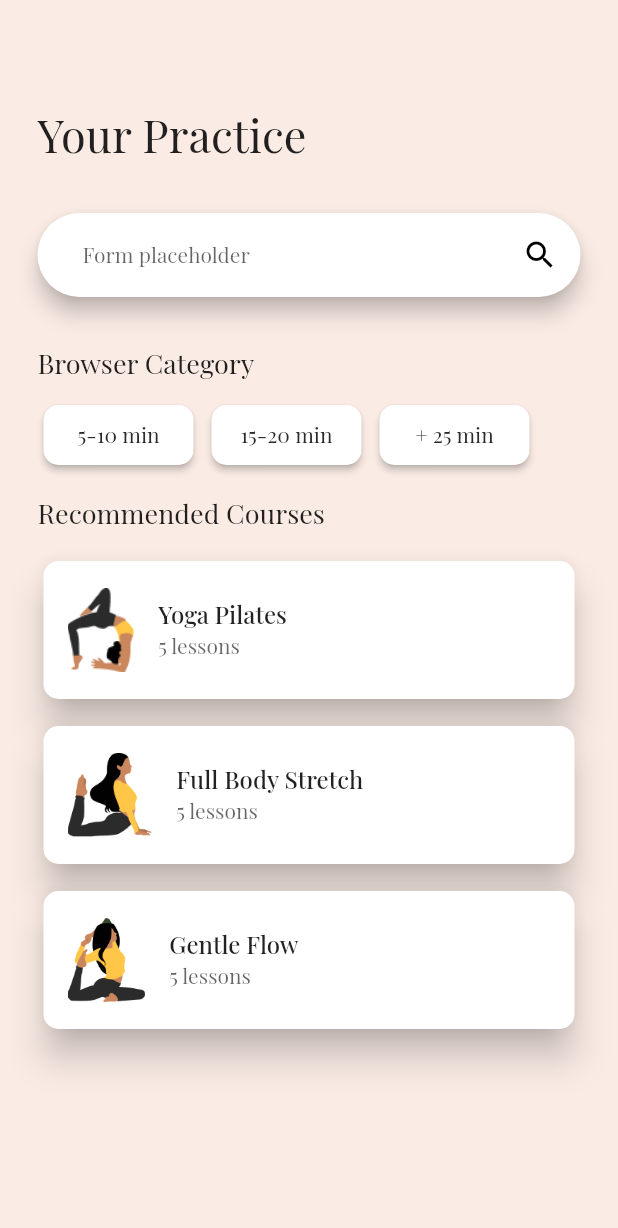
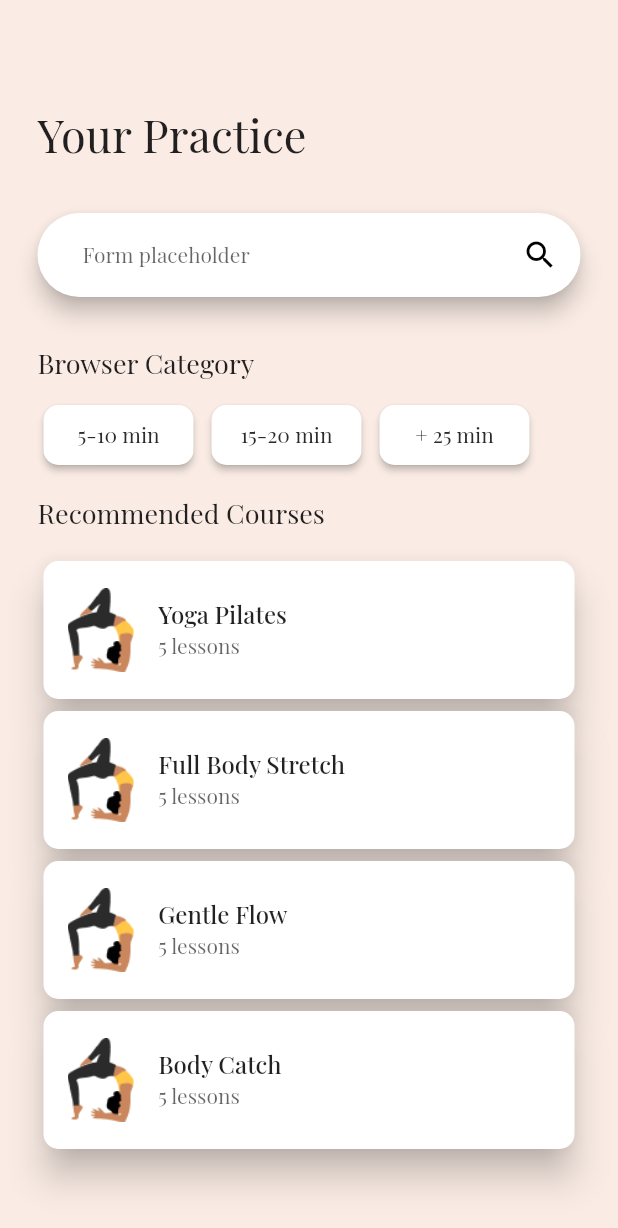
Before and after one commit to eminowam/yoga_app_flutter, a Flutter app: the screen it shows after launch, on a phone screen of 412 x 824 dp. Shown: the top 1228 px of the screen. Run offline on Flutter 3.47's test engine with Material 2 defaults, Android fonts, the light colour scheme and no system bars.

Commit message:
Cards title

```diff
--- a/lib/screen/main/main_page.dart
+++ b/lib/screen/main/main_page.dart
@@ -1,4 +1,6 @@
+import 'package:flutter/cupertino.dart';
 import 'package:flutter/material.dart';
+import 'package:yoga_ui/screen/details/detail_page.dart';
 
 import '../../color/color.dart';
 import '../../widget/main/card.dart';
@@ -23,7 +25,25 @@
               SizedBox(height: 32,),
               CategoriesState(),
               SizedBox(height: 20,),
-              YogaCards()
+              const Text(
+                "Recommended Courses",
+                style: TextStyle(fontSize: 18, fontWeight: FontWeight.w400),
+              ),
+              const  SizedBox(
+                height: 16,
+              ),
+              YogaCards(title: "Yoga Pilates", subTitle: "5 lessons",onPressed: (){
+                Navigator.push(context, CupertinoPageRoute(builder: (_)=> DetailsScreen()));
+              },),
+              YogaCards(title: "Full Body Stretch", subTitle: "5 lessons",onPressed: (){
+                Navigator.push(context, CupertinoPageRoute(builder: (_)=> DetailsScreen()));
+              },),
+              YogaCards(title: "Gentle Flow", subTitle: "5 lessons",onPressed: (){
+                Navigator.push(context, CupertinoPageRoute(builder: (_)=> DetailsScreen()));
+              },),
+              YogaCards(title: "Body Catch", subTitle: "5 lessons",onPressed: (){
+                Navigator.push(context, CupertinoPageRoute(builder: (_)=> DetailsScreen()));
+              },)
             ],
           ),
         ),
--- a/lib/widget/details/detail_widget.dart
+++ b/lib/widget/details/detail_widget.dart
@@ -11,22 +11,21 @@
       child: Container(
         child: Column(
           children: [
-            Image(image: AssetImage('assets/big_yoga.png')),
+            const Image(image: AssetImage('assets/big_yoga.png')),
             Padding(
-              padding: const EdgeInsets.only(top: 23,bottom: 20),
+              padding: const EdgeInsets.only(top: 23,),
               child: Container(
                 decoration: BoxDecoration(
                   color: Colors.white,
-                  borderRadius: BorderRadius.circular(35)
+                  borderRadius: BorderRadius.only(topLeft: Radius.circular(35))
                 ),
                 alignment: Alignment.topLeft,
                 child: Padding(
                   padding: const EdgeInsets.only(top: 23,right: 23,left: 23,bottom: 23),
                   child: Column(
-
                     crossAxisAlignment: CrossAxisAlignment.start,
                     children: [
-                      Text("Full Body Stretch",style: TextStyle(
+                      const Text("Full Body Stretch",style: TextStyle(
                         fontWeight: FontWeight.w500,fontSize: 24
                       ),),
                       SizedBox(height: 6,),
--- a/lib/widget/main/card.dart
+++ b/lib/widget/main/card.dart
@@ -3,28 +3,21 @@
 import 'package:yoga_ui/screen/details/detail_page.dart';
 
 class YogaCards extends StatelessWidget {
-  const YogaCards({super.key});
-
+  const YogaCards({super.key, required this.title, required this.subTitle, required this.onPressed});
+final String title;
+final String subTitle;
+final VoidCallback onPressed;
   @override
   Widget build(BuildContext context) {
     return Container(
       child: Column(
         crossAxisAlignment: CrossAxisAlignment.start,
         children: [
-          Text(
-            "Recommended Courses",
-            style: TextStyle(fontSize: 18, fontWeight: FontWeight.w400),
-          ),
-          SizedBox(
-            height: 16,
-          ),
     Container(
-      width: 400,
+      width: double.infinity,
       height: 100,
       child: GestureDetector(
-        onTap: () =>
-        Navigator.push(context, CupertinoPageRoute(builder: (_) => DetailsScreen())
-        ),
+        onTap: onPressed,
         child: Card(
           clipBehavior: Clip.antiAliasWithSaveLayer,
           shape: RoundedRectangleBorder(
@@ -35,12 +28,12 @@
             mainAxisAlignment: MainAxisAlignment.center,
         children: [
         ListTile(
-        leading: Image(image: AssetImage('assets/yoga.png'),),
-        title: const Text('Yoga Pilates',
-        style: TextStyle(fontSize: 16,
+        leading: const Image(image: AssetImage('assets/yoga.png'),),
+        title:  Text(title,
+        style: const TextStyle(fontSize: 16,
         fontWeight: FontWeight.w500),),
         subtitle: Text(
-        '5 lessons',
+        subTitle,
         style: TextStyle(fontSize: 14,
           fontWeight: FontWeight.w400,
           color: Colors.black.withOpacity(0.6),),
@@ -51,65 +44,6 @@
         ),
       ),
     ),
-          SizedBox(height: 10,),
-          Container(
-            width: 400,
-            height: 100,
-            child: Card(
-              clipBehavior: Clip.antiAliasWithSaveLayer,
-              shape: RoundedRectangleBorder(
-                borderRadius: BorderRadius.circular(10.0),
-              ),
-              elevation: 10,
-              child: Column(
-                mainAxisAlignment: MainAxisAlignment.center,
-                children: [
-                  ListTile(
-                    leading: Image(image: AssetImage('assets/yoga2.png'),),
-                    title: const Text('Full Body Stretch',
-                      style: TextStyle(fontSize: 16,
-                          fontWeight: FontWeight.w500),),
-                    subtitle: Text(
-                      '5 lessons',
-                      style: TextStyle(fontSize: 14,
-                        fontWeight: FontWeight.w400,
-                        color: Colors.black.withOpacity(0.6),),
-                    ),
-                  ),
-                ],
-              ),
-            ),
-          ),
-          SizedBox(height: 10,),
-          Container(
-            width: 400,
-            height: 100,
-            child: Card(
-              clipBehavior: Clip.antiAliasWithSaveLayer,
-              shape: RoundedRectangleBorder(
-                borderRadius: BorderRadius.circular(10.0),
-              ),
-              elevation: 10,
-              child: Column(
-                mainAxisAlignment: MainAxisAlignment.center,
-                children: [
-                  ListTile(
-                    leading: Image(image: AssetImage('assets/yoga3.png'),),
-                    title: const Text('Gentle Flow',
-                      style: TextStyle(fontSize: 16,
-                          fontWeight: FontWeight.w500),),
-                    subtitle: Text(
-                      '5 lessons',
-                      style: TextStyle(fontSize: 14,
-                        fontWeight: FontWeight.w400,
-                        color: Colors.black.withOpacity(0.6),),
-                    ),
-                  ),
-                ],
-              ),
-            ),
-          ),
-
         ]
     ),
     );
--- a/lib/widget/main/categories.dart
+++ b/lib/widget/main/categories.dart
@@ -39,7 +39,7 @@
         SizedBox(height: 16,),
         Row(
           children: [
-            ...titles.map((e) => _Categories(
+            ...titles.map((e) => _CategoriesButton(
               text: e.text,
             )),
           ],
@@ -50,8 +50,8 @@
 }
 
 
-class _Categories extends StatelessWidget {
-  const _Categories({
+class _CategoriesButton extends StatelessWidget {
+  const _CategoriesButton({
     Key? key,
     required this.text,
   }) : super(key: key);
@@ -60,7 +60,7 @@
   @override
   Widget build(BuildContext context) {
     return Container(
-      margin: EdgeInsets.only(left: 4,right: 8),
+      margin: const  EdgeInsets.only(left: 4,right: 8),
       child: SizedBox(
           width: 100, // <-- Your width
           height: 40,
```
